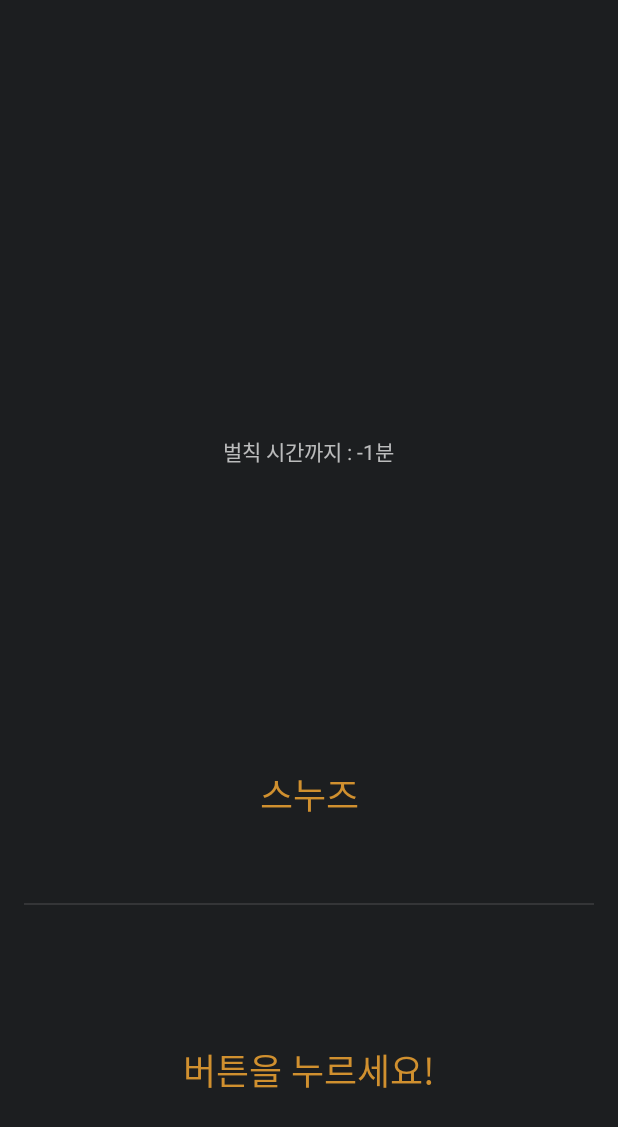
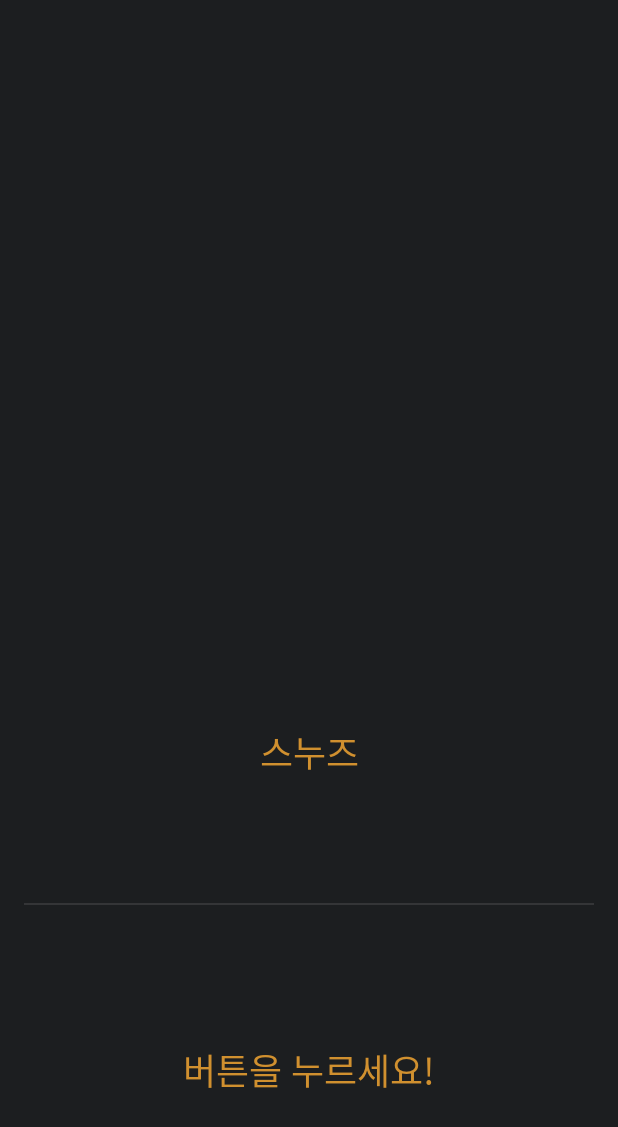
Before and after one commit to WOOOOOOOONG/Must-get-up, an Android app: the AlarmAlertFullScreen screen opened directly, with no data from a screen before it, after a tap on "해제", on a phone screen of 412 x 824 dp. Shown: the top 1127 px of the screen. Run offline under Robolectric (Android 15) with nearby library versions, the phone set to English and light mode, and no system bars; our stand-ins replace RxJava; 2 statements that could not run were skipped.

Commit message:
develop penalty function

```diff
--- a/app/src/main/java/com/better/alarm/alert/AlarmAlertFullScreen.kt
+++ b/app/src/main/java/com/better/alarm/alert/AlarmAlertFullScreen.kt
@@ -136,23 +136,8 @@ class AlarmAlertFullScreen : FragmentActivity() {
     findViewById<TextView>(R.id.alarm_alert_label).text = titleText
   }
 
-  fun getTime(): String {
-      var now = System.currentTimeMillis()
-      var date = Date(now)
-
-      var dateFormat = SimpleDateFormat("yyyy-MM-dd HH:mm:ss")
-      var getTime = dateFormat.format(date)
-
-      return getTime
-  }
-
   private fun updateLayout() {
     setContentView(R.layout.alert_fullscreen)
-
-    val nowTime = SimpleDateFormat("yyyy-MM-dd HH:mm:ss").parse(getTime())
-    val alarmTime = SimpleDateFormat("yyyy-MM-dd HH:mm:ss").parse(alarmValue.nextTime.time.toString())
-    Log.d("지금시간 vs 알람시간", " $nowTime, $alarmTime")
-    findViewById<TextView>(R.id.alert_text_penalty).setText("벌칙 시간까지 : ${alarmValue.penaltyTime}분")
 
     findViewById<Button>(R.id.alert_button_snooze).run {
       requestFocus()
--- a/app/src/main/java/com/better/alarm/background/AlertServicePusher.kt
+++ b/app/src/main/java/com/better/alarm/background/AlertServicePusher.kt
@@ -27,6 +27,8 @@ class AlertServicePusher(store: Store, context: Context, wm: WakeLockManager, lo
             is Event.SnoozedEvent -> null
             is Event.Autosilenced -> null
             is Event.CancelSnoozedEvent -> null
+            is Event.PenaltyEvent -> null
+            is Event.CancelPenaltyEvent -> null
             is Event.ShowSkip -> null
             is Event.HideSkip -> null
             is Event.NullEvent -> throw RuntimeException("NullEvent")
--- a/app/src/main/java/com/better/alarm/background/AlertServiceWrapper.kt
+++ b/app/src/main/java/com/better/alarm/background/AlertServiceWrapper.kt
@@ -219,6 +219,7 @@ class AlertServiceWrapper : Service() {
             Intents.ACTION_MUTE,
             Intents.ACTION_DEMUTE -> START_STICKY
             Intents.ALARM_SNOOZE_ACTION,
+            Intents.ALARM_PENALTY_ACTION,
             Intents.ALARM_DISMISS_ACTION,
             Intents.ACTION_SOUND_EXPIRED -> START_NOT_STICKY
             else -> throw RuntimeException("Unknown action ${intent.action}")
--- a/app/src/main/java/com/better/alarm/interfaces/Intents.java
+++ b/app/src/main/java/com/better/alarm/interfaces/Intents.java
@@ -32,6 +32,11 @@ public interface Intents {
   public static final String ACTION_CANCEL_SNOOZE =
       BuildConfig.APPLICATION_ID + ".ACTION_CANCEL_SNOOZE";
 
+  public static final String ALARM_PENALTY_ACTION = BuildConfig.APPLICATION_ID + ".ALARM_PENALTY";
+
+  public static final String ACTION_CANCEL_PENALTY =
+          BuildConfig.APPLICATION_ID + ".ACTION_CANCEL_PENALTY";
+
   /** Broadcasted when alarm is dismissed. */
   public static final String ALARM_DISMISS_ACTION = BuildConfig.APPLICATION_ID + ".ALARM_DISMISS";
 
--- a/app/src/main/java/com/better/alarm/model/AlarmValue.kt
+++ b/app/src/main/java/com/better/alarm/model/AlarmValue.kt
@@ -22,7 +22,7 @@ data class AlarmValue(
     val isEnabled: Boolean = false,
     val hour: Int = 0,
     val minutes: Int = 0,
-    val penaltyTime: Int = -1,
+    val isPenalty: Boolean = false,
     val isPrealarm: Boolean = false,
     val alarmtone: Alarmtone = Alarmtone.Default,
     val isVibrate: Boolean = true,
@@ -47,7 +47,7 @@ data class AlarmValue(
           isEnabled = data.isEnabled,
           hour = data.hour,
           minutes = data.minutes,
-          penaltyTime = data.penaltyTime,
+          isPenalty = data.isPenalty,
           isPrealarm = data.isPrealarm,
           alarmtone = data.alarmtone,
           isVibrate = data.isVibrate,
@@ -58,7 +58,6 @@ data class AlarmValue(
 
   fun withHour(hour: Int) = copy(hour = hour)
   fun withDaysOfWeek(daysOfWeek: DaysOfWeek) = copy(daysOfWeek = daysOfWeek)
-  fun withPenalty(penaltyTime: Int) = copy(penaltyTime = penaltyTime)
   fun withIsPrealarm(isPrealarm: Boolean) = copy(isPrealarm = isPrealarm)
 }
 
--- a/app/src/main/res/layout/alert_fullscreen.xml
+++ b/app/src/main/res/layout/alert_fullscreen.xml
@@ -71,13 +71,6 @@
             </com.better.alarm.view.DigitalClock>
 
             <TextView
-                android:id="@+id/alert_text_penalty"
-                android:layout_width="wrap_content"
-                android:layout_height="wrap_content"
-                android:layout_weight="1"
-                android:text="벌칙 시간까지 :" />
-
-            <TextView
                 android:id="@+id/alert_text_snooze"
                 style="?android:attr/buttonBarButtonStyle"
                 android:layout_width="match_parent"
```
Also changed, not shown: app/src/main/java/com/better/alarm/alert/BackgroundNotifications.kt (+100 -1 lines), app/src/main/java/com/better/alarm/background/AlertService.kt (+20 -0 lines), app/src/main/java/com/better/alarm/presenter/AlarmDetailsFragment.kt (+2 -69 lines).
